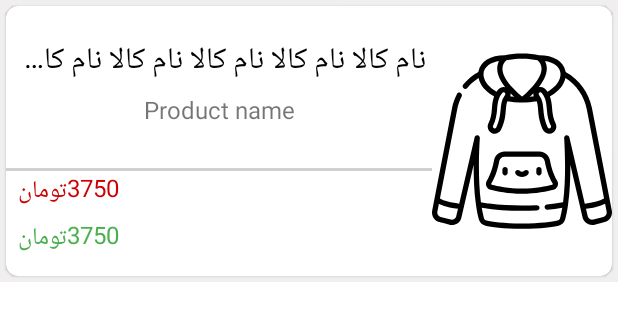
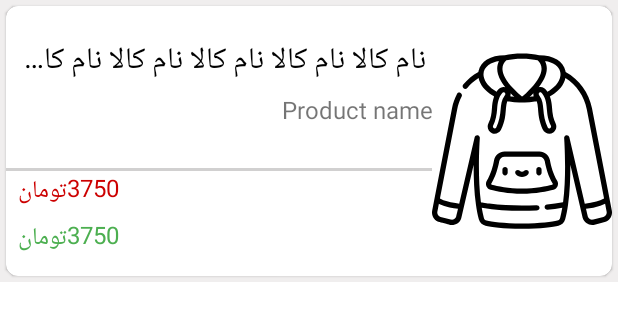
Before and after one commit to leilasdq/online-shopping-app, an Android app: the layout all_list_items.xml on its own in the app's theme, with its tools: preview values and no code run, on a phone screen of 412 x 824 dp. Shown: the top 321 px of the screen. Run offline under Robolectric (Android 15) with nearby library versions, the phone set to English and light mode, and no system bars; network calls fail.

Commit message:
get string from html style using Html.fromHtml for product description.

```diff
--- a/app/src/main/java/com/example/maktabproj/Controller/DetailProductFragment.java
+++ b/app/src/main/java/com/example/maktabproj/Controller/DetailProductFragment.java
@@ -4,6 +4,7 @@ package com.example.maktabproj.Controller;
 import android.content.Context;
 import android.graphics.Paint;
 import android.os.AsyncTask;
+import android.os.Build;
 import android.os.Bundle;
 
 import androidx.annotation.Nullable;
@@ -11,6 +12,7 @@ import androidx.appcompat.widget.Toolbar;
 import androidx.fragment.app.Fragment;
 import androidx.viewpager.widget.ViewPager;
 
+import android.text.Html;
 import android.view.Gravity;
 import android.view.LayoutInflater;
 import android.view.View;
@@ -153,7 +155,9 @@ public class DetailProductFragment extends Fragment {
             });
 
             proName.setText(product.getName());
-            proDetail.setText(product.getDescription());
+            if (Build.VERSION.SDK_INT >= Build.VERSION_CODES.N) {
+                proDetail.setText(Html.fromHtml(product.getDescription(), Html.FROM_HTML_MODE_LEGACY));
+            } else  proDetail.setText(Html.fromHtml(product.getDescription()));
 
             List<ImagesItem> images = product.getImages();
             List<String> urls = new ArrayList<>();
--- a/app/src/main/java/com/example/maktabproj/Controller/ListAllProductFragment.java
+++ b/app/src/main/java/com/example/maktabproj/Controller/ListAllProductFragment.java
@@ -5,6 +5,7 @@ import android.content.Intent;
 import android.graphics.Paint;
 import android.net.Uri;
 import android.os.AsyncTask;
+import android.os.Build;
 import android.os.Bundle;
 
 import androidx.annotation.NonNull;
@@ -14,6 +15,7 @@ import androidx.fragment.app.Fragment;
 import androidx.recyclerview.widget.LinearLayoutManager;
 import androidx.recyclerview.widget.RecyclerView;
 
+import android.text.Html;
 import android.view.Gravity;
 import android.view.LayoutInflater;
 import android.view.View;
@@ -137,7 +139,9 @@ public class ListAllProductFragment extends Fragment {
             mResponse = response;
 
             name.setText(mResponse.getName());
-            shortDes.setText(mResponse.getShortDescription());
+            if (Build.VERSION.SDK_INT >= Build.VERSION_CODES.N) {
+                shortDes.setText(Html.fromHtml(mResponse.getShortDescription(), Html.FROM_HTML_MODE_LEGACY));
+            } else  shortDes.setText(Html.fromHtml(mResponse.getShortDescription()));
             String original = response.getRegularPrice();
             String sale = response.getSalePrice();
             realPrice.setText(original.concat(getString(R.string.Tooman)));
--- a/app/src/main/res/layout/all_list_items.xml
+++ b/app/src/main/res/layout/all_list_items.xml
@@ -48,10 +48,12 @@
 
             <TextView
                 android:id="@+id/all_list_product_short_des"
-                android:layout_width="wrap_content"
+                android:layout_width="0dp"
+                app:layout_constraintHorizontal_weight="2"
                 android:layout_height="wrap_content"
                 android:maxLines="2"
                 android:ellipsize="end"
+                android:gravity="right"
                 android:paddingTop="4dp"
                 android:textSize="16sp"
                 app:layout_constraintLeft_toLeftOf="parent"
--- a/app/src/main/res/layout/fragment_detail_product.xml
+++ b/app/src/main/res/layout/fragment_detail_product.xml
@@ -236,7 +236,7 @@
                         android:id="@+id/tv_productDetails_seller_name"
                         android:layout_width="wrap_content"
                         android:layout_height="wrap_content"
-                        android:drawableRight="@drawable/ic_dk_24dp"
+                        android:drawableRight="@drawable/logo"
                         android:drawablePadding="10.0dip"
                         android:gravity="right"
                         android:padding="7.0dip"
--- a/app/src/main/res/values/strings.xml
+++ b/app/src/main/res/values/strings.xml
@@ -54,7 +54,7 @@
 
     <string name="title_warranty">گارانتی 24 ماهه  کالا</string>
 
-    <string name="tv_title_name_saller">فروش توسط دیجی کالا</string>
+    <string name="tv_title_name_saller">فروش توسط موبی شاپ</string>
 
 
 
```
Also changed, not shown: app/src/main/res/drawable/logo.png (added).
